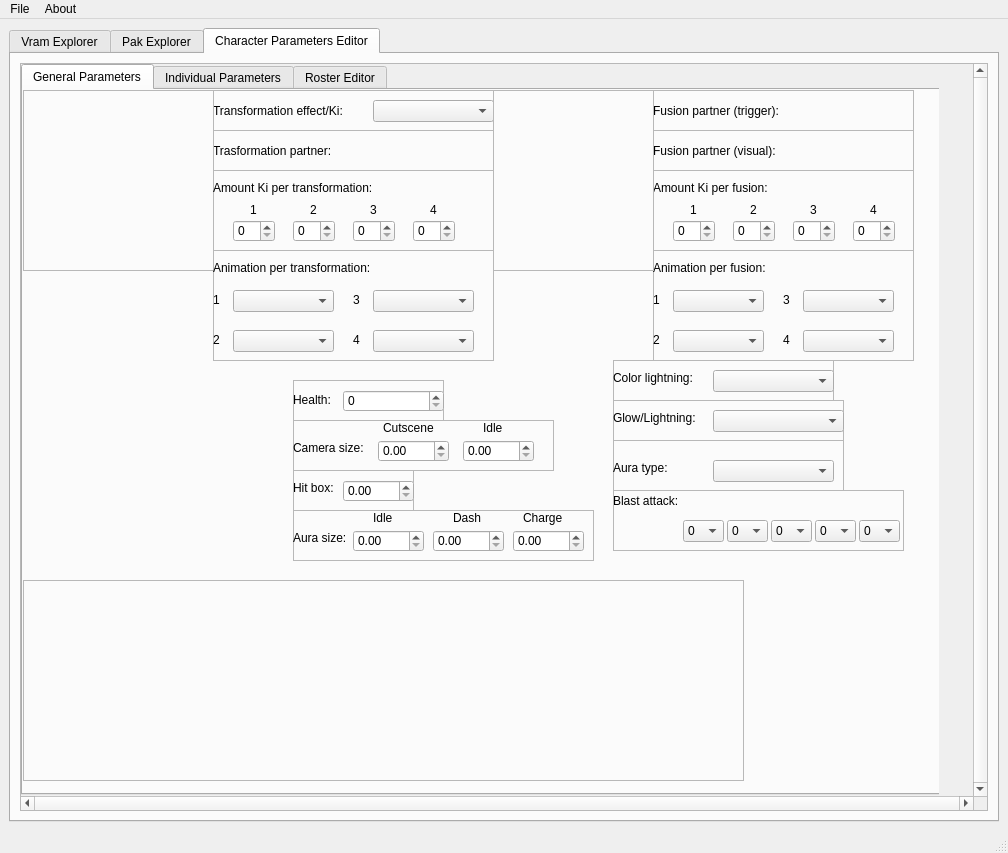
adsl14/Raging-tools, file lib/design/Raging_Tools/Raging_Tools.ui: the form before one commit.
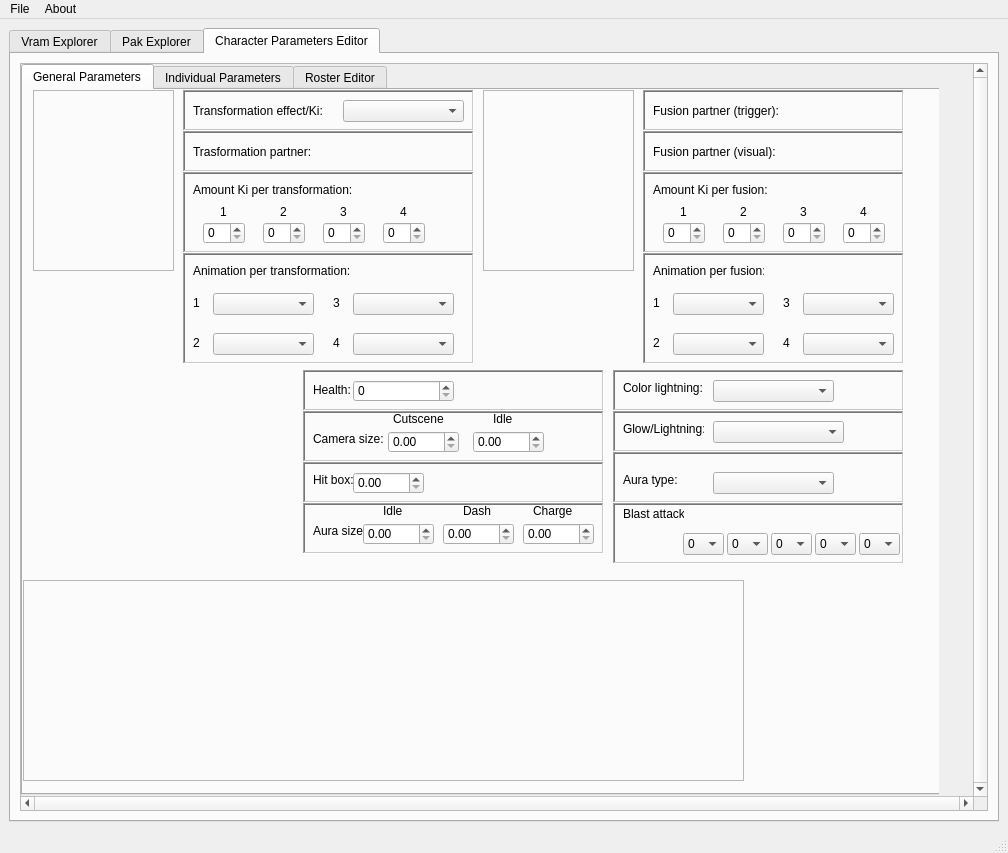
The form after the commit. The open tabs and pages were chosen to show the change. Icons and pictures are not drawn.

What changed in the file:
```diff
--- a/lib/design/Raging_Tools/Raging_Tools.ui
+++ b/lib/design/Raging_Tools/Raging_Tools.ui
@@ -867,9 +867,9 @@
              <widget class="QFrame" name="transPartner">
               <property name="geometry">
                <rect>
-                <x>190</x>
-                <y>40</y>
-                <width>281</width>
+                <x>160</x>
+                <y>41</y>
+                <width>291</width>
                 <height>41</height>
                </rect>
               </property>
@@ -877,17 +877,17 @@
                <string/>
               </property>
               <property name="frameShape">
-               <enum>QFrame::StyledPanel</enum>
+               <enum>QFrame::WinPanel</enum>
               </property>
               <property name="frameShadow">
-               <enum>QFrame::Raised</enum>
+               <enum>QFrame::Sunken</enum>
               </property>
               <widget class="QLabel" name="transPartnerText">
                <property name="geometry">
                 <rect>
-                 <x>0</x>
+                 <x>10</x>
                  <y>10</y>
-                 <width>161</width>
+                 <width>151</width>
                  <height>21</height>
                 </rect>
                </property>
@@ -940,9 +940,9 @@
              <widget class="QFrame" name="transEffect">
               <property name="geometry">
                <rect>
-                <x>190</x>
+                <x>160</x>
                 <y>0</y>
-                <width>281</width>
+                <width>291</width>
                 <height>41</height>
                </rect>
               </property>
@@ -950,10 +950,10 @@
                <string/>
               </property>
               <property name="frameShape">
-               <enum>QFrame::StyledPanel</enum>
+               <enum>QFrame::WinPanel</enum>
               </property>
               <property name="frameShadow">
-               <enum>QFrame::Raised</enum>
+               <enum>QFrame::Sunken</enum>
               </property>
               <widget class="QComboBox" name="transEffectValue">
                <property name="geometry">
@@ -968,9 +968,9 @@
               <widget class="QLabel" name="transEffectText">
                <property name="geometry">
                 <rect>
-                 <x>0</x>
+                 <x>10</x>
                  <y>10</y>
-                 <width>161</width>
+                 <width>151</width>
                  <height>21</height>
                 </rect>
                </property>
@@ -985,9 +985,9 @@
              <widget class="QFrame" name="camera_size">
               <property name="geometry">
                <rect>
-                <x>270</x>
-                <y>330</y>
-                <width>261</width>
+                <x>280</x>
+                <y>321</y>
+                <width>301</width>
                 <height>51</height>
                </rect>
               </property>
@@ -995,17 +995,20 @@
                <string/>
               </property>
               <property name="frameShape">
-               <enum>QFrame::StyledPanel</enum>
+               <enum>QFrame::WinPanel</enum>
               </property>
               <property name="frameShadow">
-               <enum>QFrame::Raised</enum>
+               <enum>QFrame::Sunken</enum>
+              </property>
+              <property name="lineWidth">
+               <number>1</number>
               </property>
               <widget class="QLabel" name="camera_size_text">
                <property name="geometry">
                 <rect>
-                 <x>0</x>
+                 <x>10</x>
                  <y>20</y>
-                 <width>81</width>
+                 <width>71</width>
                  <height>16</height>
                 </rect>
                </property>
@@ -1093,9 +1096,9 @@
              <widget class="QFrame" name="health">
               <property name="geometry">
                <rect>
-                <x>270</x>
-                <y>290</y>
-                <width>151</width>
+                <x>280</x>
+                <y>280</y>
+                <width>301</width>
                 <height>41</height>
                </rect>
               </property>
@@ -1103,15 +1106,18 @@
                <string/>
               </property>
               <property name="frameShape">
-               <enum>QFrame::StyledPanel</enum>
+               <enum>QFrame::WinPanel</enum>
               </property>
               <property name="frameShadow">
-               <enum>QFrame::Raised</enum>
+               <enum>QFrame::Sunken</enum>
+              </property>
+              <property name="lineWidth">
+               <number>1</number>
               </property>
               <widget class="QLabel" name="health_text">
                <property name="geometry">
                 <rect>
-                 <x>0</x>
+                 <x>10</x>
                  <y>12</y>
                  <width>41</width>
                  <height>16</height>
@@ -1153,9 +1159,9 @@
              <widget class="QFrame" name="hit_box">
               <property name="geometry">
                <rect>
-                <x>270</x>
-                <y>380</y>
-                <width>121</width>
+                <x>280</x>
+                <y>372</y>
+                <width>301</width>
                 <height>41</height>
                </rect>
               </property>
@@ -1163,10 +1169,13 @@
                <string/>
               </property>
               <property name="frameShape">
-               <enum>QFrame::StyledPanel</enum>
+               <enum>QFrame::WinPanel</enum>
               </property>
               <property name="frameShadow">
-               <enum>QFrame::Raised</enum>
+               <enum>QFrame::Sunken</enum>
+              </property>
+              <property name="lineWidth">
+               <number>1</number>
               </property>
               <widget class="QDoubleSpinBox" name="hit_box_value">
                <property name="geometry">
@@ -1190,9 +1199,9 @@
               <widget class="QLabel" name="hit_box_text">
                <property name="geometry">
                 <rect>
-                 <x>0</x>
+                 <x>10</x>
                  <y>10</y>
-                 <width>51</width>
+                 <width>41</width>
                  <height>16</height>
                 </rect>
                </property>
@@ -2560,8 +2569,8 @@
               <property name="geometry">
                <rect>
                 <x>590</x>
-                <y>310</y>
-                <width>231</width>
+                <y>321</y>
+                <width>291</width>
                 <height>41</height>
                </rect>
               </property>
@@ -2569,17 +2578,20 @@
                <string/>
               </property>
               <property name="frameShape">
-               <enum>QFrame::StyledPanel</enum>
+               <enum>QFrame::WinPanel</enum>
               </property>
               <property name="frameShadow">
-               <enum>QFrame::Raised</enum>
+               <enum>QFrame::Sunken</enum>
+              </property>
+              <property name="lineWidth">
+               <number>1</number>
               </property>
               <widget class="QLabel" name="glow_lightning_text">
                <property name="geometry">
                 <rect>
-                 <x>0</x>
+                 <x>10</x>
                  <y>10</y>
-                 <width>91</width>
+                 <width>81</width>
                  <height>16</height>
                 </rect>
                </property>
@@ -2607,9 +2619,9 @@
              <widget class="QFrame" name="transformPanel">
               <property name="geometry">
                <rect>
-                <x>0</x>
+                <x>10</x>
                 <y>0</y>
-                <width>191</width>
+                <width>141</width>
                 <height>181</height>
                </rect>
               </property>
@@ -2625,7 +2637,7 @@
                </property>
                <property name="geometry">
                 <rect>
-                 <x>33</x>
+                 <x>3</x>
                  <y>75</y>
                  <width>61</width>
                  <height>61</height>
@@ -2641,7 +2653,7 @@
               <widget class="QLabel" name="transSlotPanel1">
                <property name="geometry">
                 <rect>
-                 <x>65</x>
+                 <x>35</x>
                  <y>43</y>
                  <width>61</width>
                  <height>61</height>
@@ -2657,7 +2669,7 @@
               <widget class="QLabel" name="transSlotPanel2">
                <property name="geometry">
                 <rect>
-                 <x>99</x>
+                 <x>69</x>
                  <y>75</y>
                  <width>61</width>
                  <height>61</height>
@@ -2673,7 +2685,7 @@
               <widget class="QLabel" name="transSlotPanel3">
                <property name="geometry">
                 <rect>
-                 <x>65</x>
+                 <x>35</x>
                  <y>108</y>
                  <width>61</width>
                  <height>61</height>
@@ -2689,7 +2701,7 @@
               <widget class="QLabel" name="transText">
                <property name="geometry">
                 <rect>
-                 <x>30</x>
+                 <x>0</x>
                  <y>10</y>
                  <width>131</width>
                  <height>21</height>
@@ -2708,7 +2720,7 @@
               <widget class="QLabel" name="transPanel">
                <property name="geometry">
                 <rect>
-                 <x>30</x>
+                 <x>0</x>
                  <y>35</y>
                  <width>141</width>
                  <height>141</height>
@@ -2754,8 +2766,8 @@
               <property name="geometry">
                <rect>
                 <x>590</x>
-                <y>270</y>
-                <width>221</width>
+                <y>280</y>
+                <width>291</width>
                 <height>41</height>
                </rect>
               </property>
@@ -2763,17 +2775,20 @@
                <string/>
               </property>
               <property name="frameShape">
-               <enum>QFrame::StyledPanel</enum>
+               <enum>QFrame::WinPanel</enum>
               </property>
               <property name="frameShadow">
-               <enum>QFrame::Raised</enum>
+               <enum>QFrame::Sunken</enum>
+              </property>
+              <property name="lineWidth">
+               <number>1</number>
               </property>
               <widget class="QLabel" name="color_lightning_text">
                <property name="geometry">
                 <rect>
-                 <x>0</x>
+                 <x>10</x>
                  <y>10</y>
-                 <width>91</width>
+                 <width>81</width>
                  <height>16</height>
                 </rect>
                </property>
@@ -2801,8 +2816,8 @@
              <widget class="QFrame" name="amount_ki_per_fusion">
               <property name="geometry">
                <rect>
-                <x>630</x>
-                <y>80</y>
+                <x>620</x>
+                <y>82</y>
                 <width>261</width>
                 <height>81</height>
                </rect>
@@ -2811,17 +2826,20 @@
                <string/>
               </property>
               <property name="frameShape">
-               <enum>QFrame::StyledPanel</enum>
+               <enum>QFrame::WinPanel</enum>
               </property>
               <property name="frameShadow">
-               <enum>QFrame::Raised</enum>
+               <enum>QFrame::Sunken</enum>
+              </property>
+              <property name="lineWidth">
+               <number>1</number>
               </property>
               <widget class="QLabel" name="amount_ki_per_fusion_text">
                <property name="geometry">
                 <rect>
-                 <x>0</x>
+                 <x>10</x>
                  <y>10</y>
-                 <width>131</width>
+                 <width>121</width>
                  <height>16</height>
                 </rect>
                </property>
@@ -2979,9 +2997,9 @@
              <widget class="QFrame" name="animation_per_transformation">
               <property name="geometry">
                <rect>
-                <x>190</x>
-                <y>160</y>
-                <width>281</width>
+                <x>160</x>
+                <y>163</y>
+                <width>291</width>
                 <height>111</height>
                </rect>
               </property>
@@ -2989,17 +3007,17 @@
                <string/>
               </property>
               <property name="frameShape">
-               <enum>QFrame::StyledPanel</enum>
+               <enum>QFrame::WinPanel</enum>
               </property>
               <property name="frameShadow">
-               <enum>QFrame::Raised</enum>
+               <enum>QFrame::Sunken</enum>
               </property>
               <widget class="QLabel" name="animation_per_transformation_text">
                <property name="geometry">
                 <rect>
-                 <x>0</x>
+                 <x>10</x>
                  <y>10</y>
-                 <width>181</width>
+                 <width>171</width>
                  <height>16</height>
                 </rect>
                </property>
@@ -3016,7 +3034,7 @@
               <widget class="QLabel" name="animation_trans1_text">
                <property name="geometry">
                 <rect>
-                 <x>0</x>
+                 <x>10</x>
                  <y>40</y>
                  <width>16</width>
                  <height>20</height>
@@ -3038,7 +3056,7 @@
               <widget class="QLabel" name="animation_trans2_text">
                <property name="geometry">
                 <rect>
-                 <x>0</x>
+                 <x>10</x>
                  <y>80</y>
                  <width>16</width>
                  <height>20</height>
@@ -3060,7 +3078,7 @@
               <widget class="QLabel" name="animation_trans3_text">
                <property name="geometry">
                 <rect>
-                 <x>140</x>
+                 <x>150</x>
                  <y>40</y>
                  <width>16</width>
                  <height>20</height>
@@ -3082,7 +3100,7 @@
               <widget class="QLabel" name="animation_trans4_text">
                <property name="geometry">
                 <rect>
-                 <x>140</x>
+                 <x>150</x>
                  <y>80</y>
                  <width>16</width>
                  <height>20</height>
@@ -3104,7 +3122,7 @@
               <widget class="QComboBox" name="trans1_animation_value">
                <property name="geometry">
                 <rect>
-                 <x>20</x>
+                 <x>30</x>
                  <y>40</y>
                  <width>101</width>
                  <height>22</height>
@@ -3114,7 +3132,7 @@
               <widget class="QComboBox" name="trans3_animation_value">
                <property name="geometry">
                 <rect>
-                 <x>160</x>
+                 <x>170</x>
                  <y>40</y>
                  <width>101</width>
                  <height>22</height>
@@ -3124,7 +3142,7 @@
               <widget class="QComboBox" name="trans2_animation_value">
                <property name="geometry">
                 <rect>
-                 <x>20</x>
+                 <x>30</x>
                  <y>80</y>
                  <width>101</width>
                  <height>22</height>
@@ -3134,7 +3152,7 @@
               <widget class="QComboBox" name="trans4_animation_value">
                <property name="geometry">
                 <rect>
-                 <x>160</x>
+                 <x>170</x>
                  <y>80</y>
                  <width>101</width>
                  <height>22</height>
@@ -3145,7 +3163,7 @@
              <widget class="QFrame" name="fusionPartnerTrigger">
               <property name="geometry">
                <rect>
-                <x>630</x>
+                <x>620</x>
                 <y>0</y>
                 <width>261</width>
                 <height>41</height>
@@ -3155,17 +3173,20 @@
                <string/>
               </property>
               <property name="frameShape">
-               <enum>QFrame::StyledPanel</enum>
+               <enum>QFrame::WinPanel</enum>
               </property>
               <property name="frameShadow">
-               <enum>QFrame::Raised</enum>
+               <enum>QFrame::Sunken</enum>
+              </property>
+              <property name="lineWidth">
+               <number>1</number>
               </property>
               <widget class="QLabel" name="fusionPartnerTrigger_text">
                <property name="geometry">
                 <rect>
-                 <x>0</x>
+                 <x>10</x>
                  <y>10</y>
-                 <width>151</width>
+                 <width>141</width>
                  <height>21</height>
                 </rect>
                </property>
@@ -3218,9 +3239,9 @@
              <widget class="QFrame" name="amount_ki_per_transformation">
               <property name="geometry">
                <rect>
-                <x>190</x>
-                <y>80</y>
-                <width>281</width>
+                <x>160</x>
+                <y>82</y>
+                <width>291</width>
                 <height>81</height>
                </rect>
               </property>
@@ -3228,17 +3249,17 @@
                <string/>
               </property>
               <property name="frameShape">
-               <enum>QFrame::StyledPanel</enum>
+               <enum>QFrame::WinPanel</enum>
               </property>
               <property name="frameShadow">
-               <enum>QFrame::Raised</enum>
+               <enum>QFrame::Sunken</enum>
               </property>
               <widget class="QLabel" name="amount_ki_per_transformation_text">
                <property name="geometry">
                 <rect>
-                 <x>0</x>
+                 <x>10</x>
                  <y>10</y>
-                 <width>181</width>
+                 <width>171</width>
                  <height>16</height>
                 </rect>
                </property>
@@ -3399,8 +3420,8 @@
              <widget class="QFrame" name="animation_per_fusion">
               <property name="geometry">
                <rect>
-                <x>630</x>
-                <y>160</y>
+                <x>620</x>
+                <y>163</y>
                 <width>261</width>
                 <height>111</height>
                </rect>
@@ -3409,17 +3430,20 @@
                <string/>
               </property>
               <property name="frameShape">
-               <enum>QFrame::StyledPanel</enum>
+               <enum>QFrame::WinPanel</enum>
               </property>
               <property name="frameShadow">
-               <enum>QFrame::Raised</enum>
+               <enum>QFrame::Sunken</enum>
+              </property>
+              <property name="lineWidth">
+               <number>1</number>
               </property>
               <widget class="QLabel" name="animation_per_fusion_text">
                <property name="geometry">
                 <rect>
-                 <x>0</x>
+                 <x>10</x>
                  <y>10</y>
-                 <width>121</width>
+                 <width>111</width>
                  <height>16</height>
                 </rect>
                </property>
@@ -3436,7 +3460,7 @@
               <widget class="QLabel" name="animation_fusion1_text">
                <property name="geometry">
                 <rect>
-                 <x>0</x>
+                 <x>10</x>
                  <y>40</y>
                  <width>16</width>
                  <height>20</height>
@@ -3458,7 +3482,7 @@
               <widget class="QLabel" name="animation_fusion2_text">
                <property name="geometry">
                 <rect>
-                 <x>0</x>
+                 <x>10</x>
                  <y>80</y>
                  <width>16</width>
                  <height>20</height>
@@ -3480,7 +3504,7 @@
               <widget class="QLabel" name="animation_fusion3_text">
                <property name="geometry">
                 <rect>
-                 <x>130</x>
+                 <x>140</x>
                  <y>40</y>
                  <width>16</width>
                  <height>20</height>
@@ -3502,7 +3526,7 @@
               <widget class="QLabel" name="animation_fusion4_text">
                <property name="geometry">
                 <rect>
-                 <x>130</x>
+                 <x>140</x>
                  <y>80</y>
                  <width>16</width>
                  <height>20</height>
@@ -3524,7 +3548,7 @@
               <widget class="QComboBox" name="fusion1_animation_value">
                <property name="geometry">
                 <rect>
-                 <x>20</x>
+                 <x>30</x>
                  <y>40</y>
                  <width>91</width>
                  <height>22</height>
@@ -3534,7 +3558,7 @@
               <widget class="QComboBox" name="fusion3_animation_value">
                <property name="geometry">
                 <rect>
-                 <x>150</x>
+                 <x>160</x>
                  <y>40</y>
                  <width>91</width>
                  <height>22</height>
@@ -3544,7 +3568,7 @@
               <widget class="QComboBox" name="fusion2_animation_value">
                <property name="geometry">
                 <rect>
-                 <x>20</x>
+                 <x>30</x>
                  <y>80</y>
                  <width>91</width>
                  <height>22</height>
@@ -3554,7 +3578,7 @@
               <widget class="QComboBox" name="fusion4_animation_value">
                <property name="geometry">
                 <rect>
-                 <x>150</x>
+                 <x>160</x>
                  <y>80</y>
                  <width>91</width>
                  <height>22</height>
@@ -3565,8 +3589,8 @@
              <widget class="QFrame" name="aura_size">
               <property name="geometry">
                <rect>
-                <x>270</x>
-                <y>420</y>
+                <x>280</x>
+                <y>413</y>
                 <width>301</width>
                 <height>51</height>
                </rect>
@@ -3575,17 +3599,20 @@
                <string/>
               </property>
               <property name="frameShape">
-               <enum>QFrame::StyledPanel</enum>
+               <enum>QFrame::WinPanel</enum>
               </property>
               <property name="frameShadow">
-               <enum>QFrame::Raised</enum>
+               <enum>QFrame::Sunken</enum>
+              </property>
+              <property name="lineWidth">
+               <number>1</number>
               </property>
               <widget class="QLabel" name="aura_size_text">
                <property name="geometry">
                 <rect>
-                 <x>0</x>
+                 <x>10</x>
                  <y>20</y>
-                 <width>61</width>
+                 <width>51</width>
                  <height>16</height>
                 </rect>
                </property>
@@ -3699,8 +3726,8 @@
              <widget class="QFrame" name="fusionPartnerVisual">
               <property name="geometry">
                <rect>
-                <x>630</x>
-                <y>40</y>
+                <x>620</x>
+                <y>41</y>
                 <width>261</width>
                 <height>41</height>
                </rect>
@@ -3709,17 +3736,20 @@
                <string/>
               </property>
               <property name="frameShape">
-               <enum>QFrame::StyledPanel</enum>
+               <enum>QFrame::WinPanel</enum>
               </property>
               <property name="frameShadow">
-               <enum>QFrame::Raised</enum>
+               <enum>QFrame::Sunken</enum>
+              </property>
+              <property name="lineWidth">
+               <number>1</number>
               </property>
               <widget class="QLabel" name="fusionPartnerVisual_text">
                <property name="geometry">
                 <rect>
-                 <x>0</x>
+                 <x>10</x>
                  <y>10</y>
-                 <width>141</width>
+                 <width>131</width>
                  <height>21</height>
                 </rect>
                </property>
@@ -3772,9 +3802,9 @@
              <widget class="QFrame" name="fusionPanel">
               <property name="geometry">
                <rect>
-                <x>470</x>
+                <x>460</x>
                 <y>0</y>
-                <width>161</width>
+                <width>151</width>
                 <height>181</height>
                </rect>
               </property>
@@ -3790,7 +3820,7 @@
                </property>
                <property name="geometry">
                 <rect>
-                 <x>17</x>
+                 <x>7</x>
                  <y>75</y>
                  <width>61</width>
                  <height>61</height>
@@ -3806,7 +3836,7 @@
               <widget class="QLabel" name="fusiSlotPanel1">
                <property name="geometry">
                 <rect>
-                 <x>49</x>
+                 <x>39</x>
                  <y>43</y>
                  <width>61</width>
                  <height>61</height>
@@ -3822,7 +3852,7 @@
               <widget class="QLabel" name="fusiSlotPanel2">
                <property name="geometry">
                 <rect>
-                 <x>83</x>
+                 <x>73</x>
                  <y>75</y>
                  <width>61</width>
                  <height>61</height>
@@ -3838,7 +3868,7 @@
               <widget class="QLabel" name="fusiSlotPanel3">
                <property name="geometry">
                 <rect>
-                 <x>49</x>
+                 <x>39</x>
                  <y>108</y>
                  <width>61</width>
                  <height>61</height>
@@ -3854,7 +3884,7 @@
               <widget class="QLabel" name="fusiPanelText">
                <property name="geometry">
                 <rect>
-                 <x>40</x>
+                 <x>30</x>
                  <y>10</y>
                  <width>81</width>
                  <height>21</height>
@@ -3873,7 +3903,7 @@
               <widget class="QLabel" name="fusiPanel">
                <property name="geometry">
                 <rect>
-                 <x>14</x>
+                 <x>4</x>
                  <y>35</y>
                  <width>141</width>
                  <height>141</height>
@@ -3900,16 +3930,19 @@
               <property name="geometry">
                <rect>
                 <x>590</x>
-                <y>350</y>
-                <width>231</width>
+                <y>362</y>
+                <width>291</width>
                 <height>51</height>
                </rect>
               </property>
               <property name="frameShape">
-               <enum>QFrame::StyledPanel</enum>
+               <enum>QFrame::WinPanel</enum>
               </property>
               <property name="frameShadow">
-               <enum>QFrame::Raised</enum>
+               <enum>QFrame::Sunken</enum>
+              </property>
+              <property name="lineWidth">
+               <number>1</number>
               </property>
               <widget class="QComboBox" name="aura_type_value">
                <property name="geometry">
@@ -3924,7 +3957,7 @@
               <widget class="QLabel" name="aura_type_text">
                <property name="geometry">
                 <rect>
-                 <x>0</x>
+                 <x>10</x>
                  <y>20</y>
                  <width>61</width>
                  <height>16</height>
@@ -3942,16 +3975,19 @@
               <property name="geometry">
                <rect>
                 <x>590</x>
-                <y>400</y>
+                <y>413</y>
                 <width>291</width>
                 <height>61</height>
                </rect>
               </property>
               <property name="frameShape">
-               <enum>QFrame::StyledPanel</enum>
+               <enum>QFrame::WinPanel</enum>
               </property>
               <property name="frameShadow">
-               <enum>QFrame::Raised</enum>
+               <enum>QFrame::Sunken</enum>
+              </property>
+              <property name="lineWidth">
+               <number>1</number>
               </property>
               <widget class="QLabel" name="ico_boost_stick_r_up_image">
                <property name="geometry">
@@ -4058,9 +4094,9 @@
               <widget class="QLabel" name="ico_boost_stick_r_text">
                <property name="geometry">
                 <rect>
-                 <x>0</x>
+                 <x>10</x>
                  <y>0</y>
-                 <width>71</width>
+                 <width>61</width>
                  <height>21</height>
                 </rect>
                </property>
```
Left out of the diff: 472 changed lines with no effect on the pictures.
